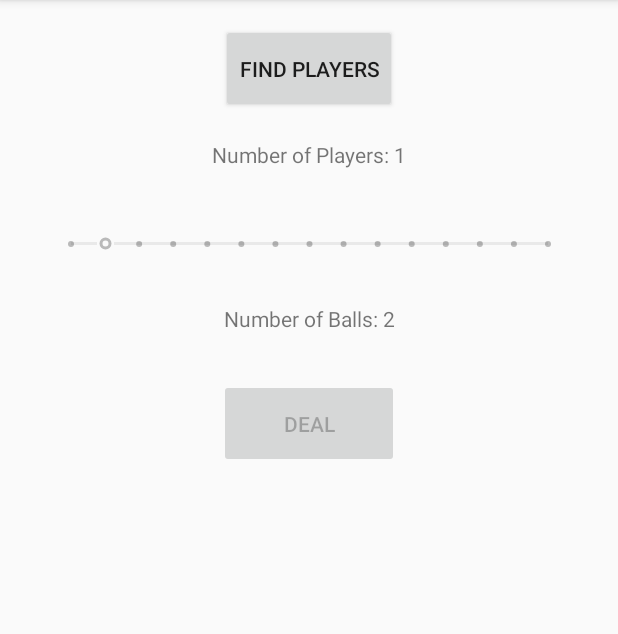
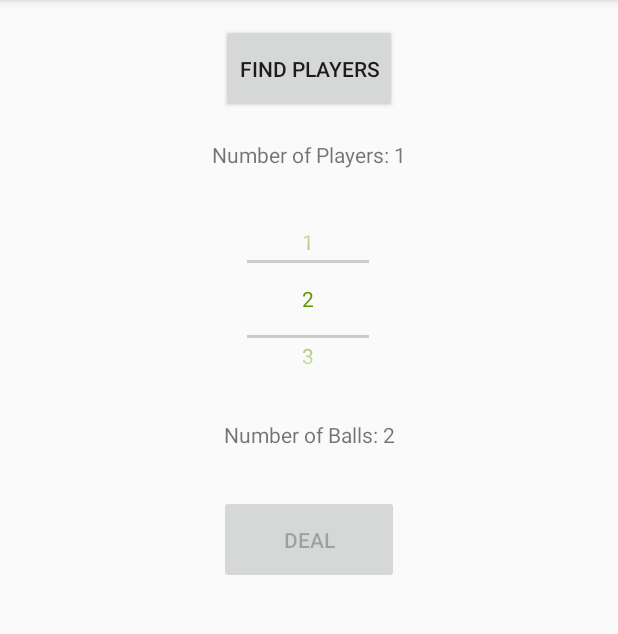
Before and after one commit to hotelCA/poolarizer, an Android app: the screen it shows after launch (MainActivity), on a phone screen of 412 x 824 dp, the part 84-718 px from its top. Run offline under Robolectric (Android 15) with nearby library versions, the phone set to English and light mode, and no system bars; libraries missing offline, so code that uses them is left out: com.google.android.gms; 3 statements that could not run were skipped.

Commit message:
Replace SeekBar with NumberPicker to choose the numbers of balls per player

```diff
--- a/app/src/main/AndroidManifest.xml
+++ b/app/src/main/AndroidManifest.xml
@@ -14,7 +14,8 @@
             android:name="com.google.android.nearby.messages.API_KEY"
             android:value="AIzaSyBWyRffVYOceVVQIgknHa9T4VXoC-tD068" />
 
-        <activity android:name=".MainActivity">
+        <activity android:name=".MainActivity"
+                  android:screenOrientation="portrait">
             <intent-filter>
                 <action android:name="android.intent.action.MAIN" />
 
--- a/app/src/main/java/com/example/anh/poolarizer/MainActivity.kt
+++ b/app/src/main/java/com/example/anh/poolarizer/MainActivity.kt
@@ -1,5 +1,6 @@
 package com.example.anh.poolarizer
 
+import android.graphics.Color
 import android.support.v7.app.AppCompatActivity
 import android.os.Bundle
 import android.util.Log
@@ -12,6 +13,8 @@ import java.lang.System.currentTimeMillis
 import java.util.*
 import java.util.UUID.randomUUID
 import android.widget.LinearLayout
+import android.widget.NumberPicker
+
 
 
 class MainActivity : AppCompatActivity() {
@@ -47,8 +50,7 @@ class MainActivity : AppCompatActivity() {
     private var dealBtn: Button? = null
     private var numPlayersView: TextView? = null
     private var numBallsView: TextView? = null
-    private var ballsView: TextView? = null
-    private var numBallsBar: SeekBar? = null
+    private var numBallsPicker: NumberPicker? = null
     private var imageLayout: LinearLayout? = null
     private var weightSum = 6f
 
@@ -60,20 +62,17 @@ class MainActivity : AppCompatActivity() {
 
         Log.i(TAG, UUID)
 
-        numBallsBar  = findViewById(R.id.numBallsBar)
-        numBallsBar!!.min = 1
-        numBallsBar!!.max = possibleNumbers.size / numOfPlayers
-        numBallsBar!!.progress = 2
-        numBallsPerPlayer = numBallsBar!!.progress
+        numBallsPicker = findViewById(R.id.numBallsPicker)
+        numBallsPicker!!.minValue = 1
+        numBallsPicker!!.maxValue = possibleNumbers.size / numOfPlayers
+        numBallsPicker!!.value = 2
+        numBallsPerPlayer = numBallsPicker!!.value
 
         numPlayersView = findViewById(R.id.numPlayersView)
         numPlayersView!!.text = "Number of Players: " + numOfPlayers.toString()
 
         numBallsView = findViewById(R.id.numBallsView)
-        numBallsView!!.text = "Number of Balls: " + numBallsBar!!.progress.toString()
-
-        ballsView = findViewById(R.id.ballsView)
-        ballsView!!.text = ""
+        numBallsView!!.text = "Number of Balls: " + numBallsPicker!!.value.toString()
 
         findPlayersBtn  = findViewById(R.id.findPlayersBtn)
         findPlayersBtn!!.text = FIND_PLAYERS
@@ -86,22 +85,10 @@ class MainActivity : AppCompatActivity() {
 
         disableDealerUI()
 
-        numBallsBar!!.setOnSeekBarChangeListener (object: SeekBar.OnSeekBarChangeListener {
-            override fun onProgressChanged(seekBar: SeekBar, progress: Int,
-                                           fromUser: Boolean) {
-                if (fromUser) {
-                    numBallsView!!.text = "Number of Balls: " + progress.toString()
-                    numBallsPerPlayer = progress.toInt()
-                }
-            }
+        numBallsPicker!!.setOnValueChangedListener(NumberPicker.OnValueChangeListener { picker, oldVal, newVal ->
 
-            override fun onStartTrackingTouch(seekBar: SeekBar) {
-                // called when tracking the seekbar is started
-            }
-
-            override fun onStopTrackingTouch(seekBar: SeekBar) {
-                // called when tracking the seekbar is stopped
-            }
+            numBallsView!!.text = "Number of Balls: " + newVal.toString()
+            numBallsPerPlayer = newVal
         })
 
         findPlayersBtn!!.setOnClickListener {
@@ -161,9 +148,8 @@ class MainActivity : AppCompatActivity() {
         playerIDs.clear()
 
         numPlayersView!!.text = "Number of Players: " + numOfPlayers.toString()
-        numBallsBar!!.progress = numBallsPerPlayer
-        numBallsView!!.text = "Number of Balls: " + numBallsBar!!.progress.toString()
-        ballsView!!.text = ""
+        numBallsPicker!!.value = numBallsPerPlayer
+        numBallsView!!.text = "Number of Balls: " + numBallsPicker!!.value.toString()
     }
 
     private fun unpublishMessages() {
@@ -171,9 +157,9 @@ class MainActivity : AppCompatActivity() {
     }
 
     private fun updateUI() {
-        numBallsBar!!.max = possibleNumbers.size / numOfPlayers
+        numBallsPicker!!.maxValue = possibleNumbers.size / numOfPlayers
         numPlayersView!!.text = "Number of players: " + numOfPlayers.toString()
-        numBallsView!!.text = "Number of Balls: " + numBallsBar!!.progress.toString()
+        numBallsView!!.text = "Number of Balls: " + numBallsPicker!!.value.toString()
         for ((id, timestamp) in playerIDs) {
             Log.i(TAG, id + ": " + timestamp)
         }
@@ -216,12 +202,12 @@ class MainActivity : AppCompatActivity() {
 
     private fun enableDealerUI() {
         dealBtn!!.isEnabled = true
-        numBallsBar!!.isEnabled = true
+        numBallsPicker!!.isEnabled = true
     }
 
     private fun disableDealerUI() {
         dealBtn!!.isEnabled = false
-        numBallsBar!!.isEnabled = false
+        numBallsPicker!!.isEnabled = false
     }
 
     private fun dealNumbers() {
--- a/app/src/main/res/layout/activity_main.xml
+++ b/app/src/main/res/layout/activity_main.xml
@@ -24,26 +24,26 @@
         app:layout_constraintRight_toRightOf="parent"
         app:layout_constraintTop_toBottomOf="@+id/findPlayersBtn" />
 
-    <SeekBar
-        android:id="@+id/numBallsBar"
-        style="@android:style/Widget.Material.SeekBar.Discrete"
-        android:layout_width="350dp"
-        android:layout_height="48dp"
-        android:layout_marginTop="16dp"
-        android:max="10"
-        android:progress="3"
-        app:layout_constraintLeft_toLeftOf="parent"
-        app:layout_constraintRight_toRightOf="parent"
+    <NumberPicker
+        android:id="@+id/numBallsPicker"
+        android:theme="@style/AppTheme.Picker"
+        android:layout_width="81dp"
+        android:layout_height="113dp"
+        android:layout_marginTop="20dp"
+        app:layout_constraintEnd_toEndOf="parent"
+        app:layout_constraintHorizontal_bias="0.498"
+        app:layout_constraintStart_toStartOf="parent"
         app:layout_constraintTop_toBottomOf="@+id/numPlayersView" />
 
     <TextView
         android:id="@+id/numBallsView"
         android:layout_width="wrap_content"
         android:layout_height="34dp"
-        android:layout_marginTop="16dp"
+        android:layout_marginTop="24dp"
+        app:layout_constraintHorizontal_bias="0.501"
         app:layout_constraintLeft_toLeftOf="parent"
         app:layout_constraintRight_toRightOf="parent"
-        app:layout_constraintTop_toBottomOf="@+id/numBallsBar" />
+        app:layout_constraintTop_toBottomOf="@+id/numBallsPicker" />
 
     <Button
         android:id="@+id/dealBtn"
@@ -54,24 +54,16 @@
         app:layout_constraintRight_toRightOf="parent"
         app:layout_constraintTop_toBottomOf="@+id/numBallsView" />
 
-    <TextView
-        android:id="@+id/ballsView"
-        android:layout_width="44dp"
-        android:layout_height="5dp"
-        android:layout_marginTop="16dp"
-        android:textSize="24sp"
-        app:layout_constraintLeft_toLeftOf="parent"
-        app:layout_constraintRight_toRightOf="parent"
-        app:layout_constraintTop_toBottomOf="@+id/dealBtn" />
-
     <LinearLayout
         android:id="@+id/imageLayout"
         android:layout_width="wrap_content"
         android:layout_height="70dp"
-        android:layout_marginTop="8dp"
+        android:layout_marginTop="40dp"
         android:gravity="center_vertical|center_horizontal"
         android:orientation="horizontal"
         app:layout_constraintEnd_toEndOf="parent"
+        app:layout_constraintHorizontal_bias="0.501"
         app:layout_constraintStart_toStartOf="parent"
-        app:layout_constraintTop_toBottomOf="@+id/ballsView"></LinearLayout>
+        app:layout_constraintTop_toBottomOf="@+id/dealBtn"></LinearLayout>
+
 </android.support.constraint.ConstraintLayout>
--- a/app/src/main/res/values/styles.xml
+++ b/app/src/main/res/values/styles.xml
@@ -8,4 +8,7 @@
         <item name="colorAccent">@color/colorAccent</item>
     </style>
 
+    <style name="AppTheme.Picker" parent="Theme.AppCompat.Light.NoActionBar">
+        <item name="android:textColorPrimary">@android:color/holo_green_dark</item>
+    </style>
 </resources>
```
